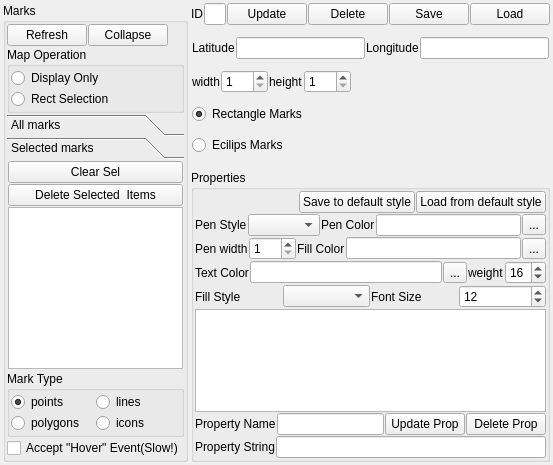
Old version of the form qtvplugin_geomarker/qtvplugin_geomarker.ui in the repository gxfgithub/mercator.qtviewer.
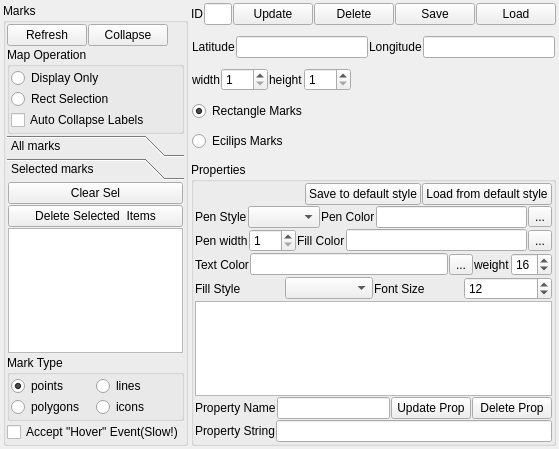
New version of the form. The open tabs and pages were chosen to show the change. Icons and pictures are not drawn.

Commit message: add a item hover auto show labels function.

Patch:
```diff
--- a/qtvplugin_geomarker/qtvplugin_geomarker.ui
+++ b/qtvplugin_geomarker/qtvplugin_geomarker.ui
@@ -6,8 +6,8 @@
    <rect>
     <x>0</x>
     <y>0</y>
-    <width>547</width>
-    <height>465</height>
+    <width>559</width>
+    <height>449</height>
    </rect>
   </property>
   <property name="windowTitle">
@@ -128,6 +128,13 @@
            </property>
           </widget>
          </item>
+         <item>
+          <widget class="QCheckBox" name="checkBox_QTV_hoverEvt_AutoLabel">
+           <property name="text">
+            <string>Auto Collapse Labels</string>
+           </property>
+          </widget>
+         </item>
         </layout>
        </widget>
       </item>
@@ -194,8 +201,8 @@
           <rect>
            <x>0</x>
            <y>0</y>
-           <width>174</width>
-           <height>186</height>
+           <width>187</width>
+           <height>177</height>
           </rect>
          </property>
          <attribute name="icon">
```
Left out of the diff: 9 changed lines with no effect on the pictures. The commit also changes 2 other files.
